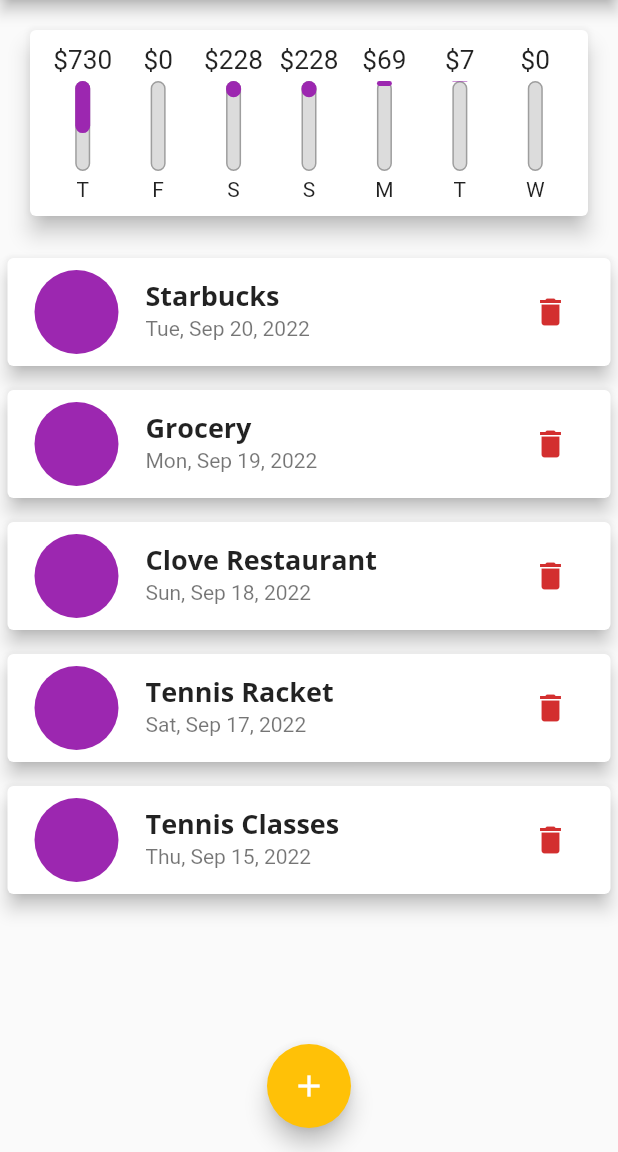
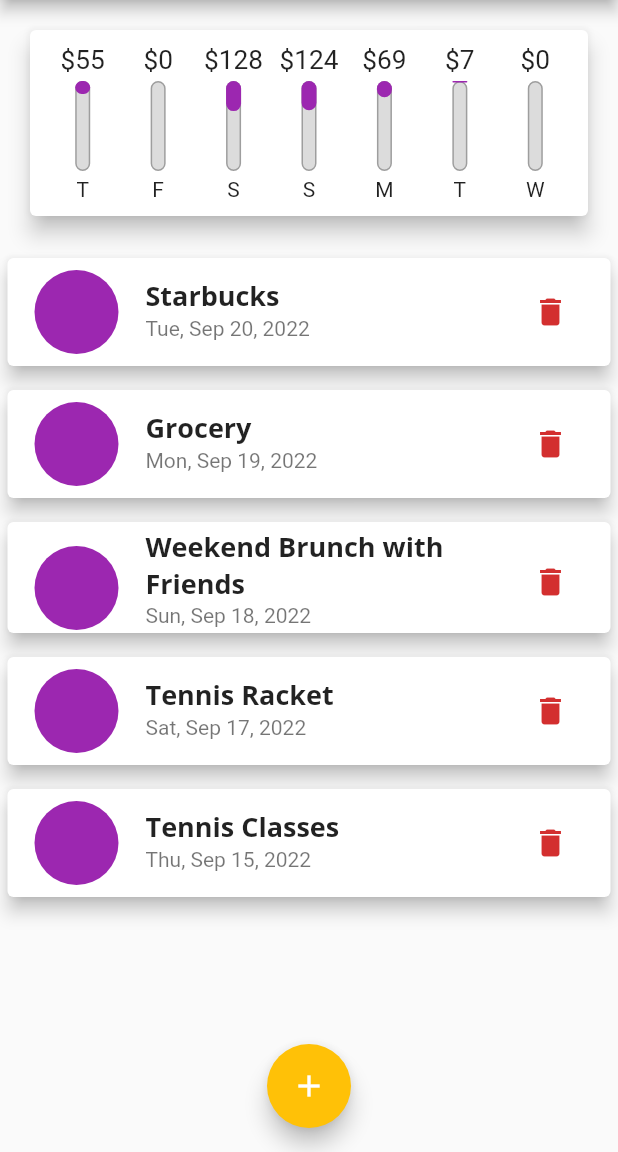
Before and after one commit to arnab/flutter_playground_expenses, a Flutter app: the screen it shows after launch, on a phone screen of 412 x 824 dp, the part 84-1236 px from its top. Run offline on Flutter 3.47's test engine with Material 2 defaults, Android fonts, the light colour scheme and no system bars; missing offline and left inert: dart:ffi, money2.

Commit message:
final touches

```diff
--- a/lib/main.dart
+++ b/lib/main.dart
@@ -65,17 +65,17 @@ class _MyHomePageState extends State<MyHomePage> {
     Transaction(
         id: const Uuid().v4(),
         title: 'Tennis Classes',
-        amount: 730.00,
+        amount: 55.00,
         createdAt: DateTime.parse('2022-09-15')),
     Transaction(
         id: const Uuid().v4(),
         title: 'Tennis Racket',
-        amount: 227.99,
+        amount: 127.99,
         createdAt: DateTime.parse('2022-09-17')),
     Transaction(
         id: const Uuid().v4(),
-        title: 'Clove Restaurant',
-        amount: 227.99,
+        title: 'Weekend Brunch with Friends',
+        amount: 123.99,
         createdAt: DateTime.parse('2022-09-18')),
     Transaction(
         id: const Uuid().v4(),
--- a/lib/widgets/transactions_list.dart
+++ b/lib/widgets/transactions_list.dart
@@ -14,7 +14,7 @@ class TransactionList extends StatelessWidget {
   Widget build(BuildContext context) {
     _transactions.sort((t1, t2) => t2.createdAt.compareTo(t1.createdAt));
     return SizedBox(
-      height: 500,
+      height: 700,
       child: _transactions.isEmpty
           ? Column(
               children: [
```
